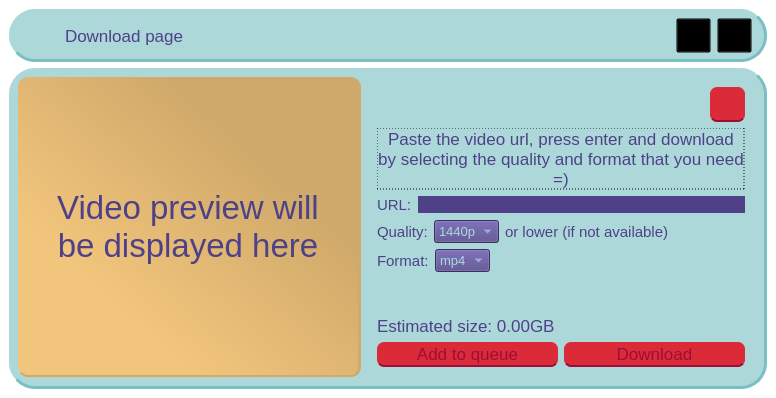
This is uis/downloadPage.ui in QBoff/YouTube-Video-Downloader as Qt 5 draws it before an edit. The edited form follows.
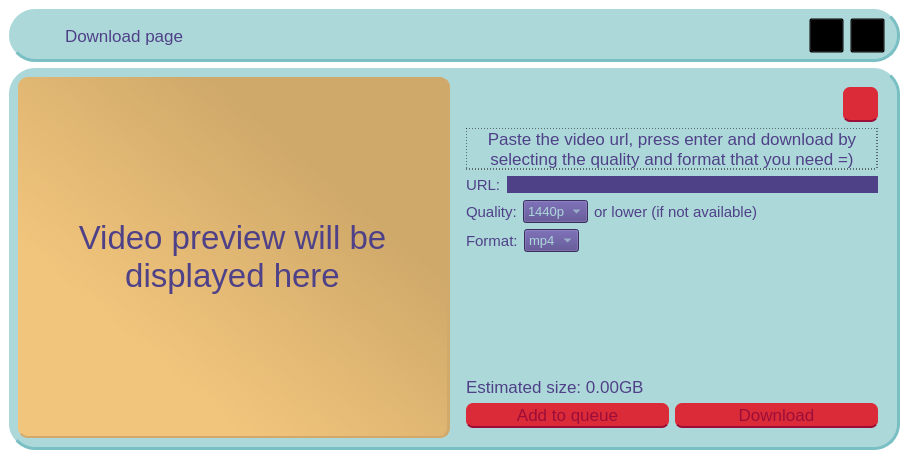
This is the edited form. Icons and pictures are not drawn.

```diff
--- a/uis/downloadPage.ui
+++ b/uis/downloadPage.ui
@@ -6,20 +6,20 @@
    <rect>
     <x>0</x>
     <y>0</y>
-    <width>776</width>
-    <height>398</height>
+    <width>909</width>
+    <height>459</height>
    </rect>
   </property>
   <property name="minimumSize">
    <size>
-    <width>594</width>
+    <width>625</width>
     <height>398</height>
    </size>
   </property>
   <property name="maximumSize">
    <size>
-    <width>776</width>
-    <height>398</height>
+    <width>1110</width>
+    <height>516</height>
    </size>
   </property>
   <property name="windowTitle">
```
